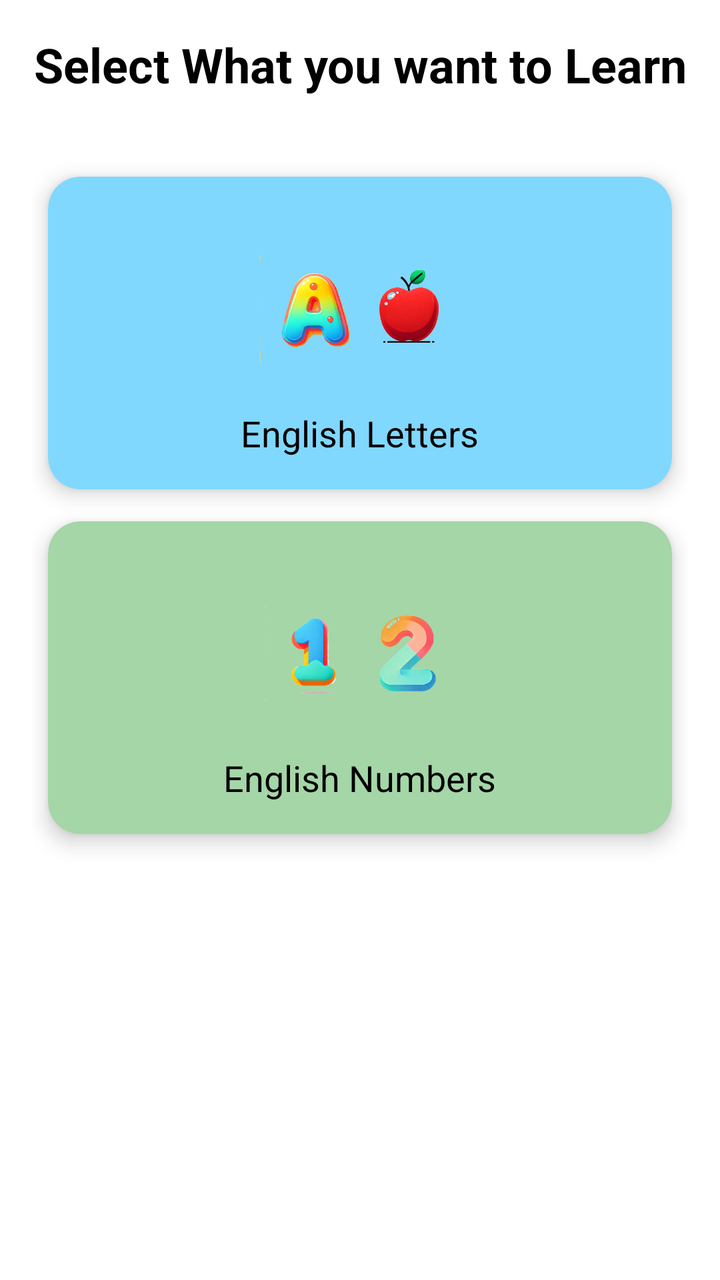
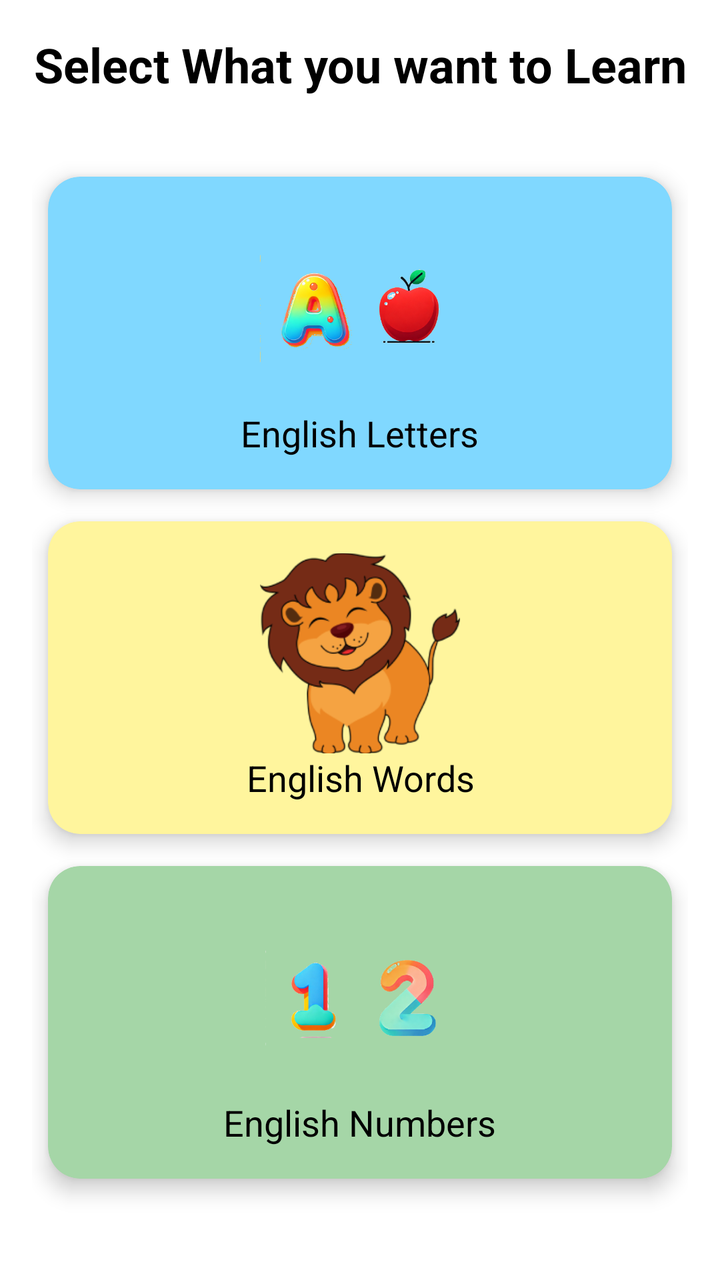

Screens rendered from an Android XML layout before and after an edit, with the pre-edit source and the edit as a unified diff.
<!-- AndroidManifest.xml: application theme Theme.LearnChild -->
<!-- res/layout/activity_select_english_learning_type.xml -->
<?xml version="1.0" encoding="utf-8"?>
<LinearLayout
    xmlns:android="http://schemas.android.com/apk/res/android"
    xmlns:app="http://schemas.android.com/apk/res-auto"
    xmlns:tools="http://schemas.android.com/tools"
    android:layout_width="match_parent"
    android:layout_height="match_parent"
    android:orientation="vertical"
    android:background="@color/white"
    tools:context=".activities.child.ChildDashboard">

    
    <TextView
        android:id="@+id/tvTitle"
        android:layout_width="match_parent"
        android:layout_height="wrap_content"
        android:text="Select What you want to Learn"
        android:textSize="24sp"
        android:textStyle="bold"
        android:gravity="center"
        android:padding="16dp"
        android:textColor="@color/black"/>

    
    <LinearLayout
        android:id="@+id/gridLayout"
        android:layout_width="match_parent"
        android:layout_height="0dp"
        android:layout_weight="1"
        android:orientation="vertical"
        android:padding="16dp">

        
        <androidx.cardview.widget.CardView
            android:id="@+id/letters_card"
            android:layout_width="match_parent"
            android:layout_height="wrap_content"
            android:layout_margin="8dp"
            app:cardCornerRadius="16dp"
            app:cardElevation="6dp"


            app:cardBackgroundColor="@color/light_blue">

            <LinearLayout
                android:layout_width="match_parent"
                android:layout_height="wrap_content"
                android:orientation="vertical"
                android:gravity="center"
                android:padding="16dp">

                <ImageButton
                    android:id="@+id/btnEnglish"
                    android:layout_width="100dp"
                    android:layout_height="100dp"
                    android:background="?attr/selectableItemBackgroundBorderless"
                    android:scaleType="centerCrop"
                    android:src="@mipmap/en_letters"/>

                <TextView
                    android:layout_width="wrap_content"
                    android:layout_height="wrap_content"
                    android:text="English Letters"
                    android:textSize="18sp"
                    android:textColor="@color/black"
                    android:gravity="center"/>
            </LinearLayout>
        </androidx.cardview.widget.CardView>

        
        <androidx.cardview.widget.CardView
            android:id="@+id/numbers_card"
            android:layout_width="match_parent"
            android:layout_height="wrap_content"
            android:layout_margin="8dp"
            app:cardCornerRadius="16dp"
            app:cardElevation="6dp"


            app:cardBackgroundColor="@color/light_green">

            <LinearLayout
                android:layout_width="match_parent"
                android:layout_height="wrap_content"
                android:orientation="vertical"
                android:gravity="center"
                android:padding="16dp">

                <ImageButton
                    android:id="@+id/btnArabic"
                    android:layout_width="100dp"
                    android:layout_height="100dp"
                    android:background="?attr/selectableItemBackgroundBorderless"
                    android:scaleType="centerCrop"
                    android:src="@mipmap/en_numbers"/>

                <TextView
                    android:layout_width="wrap_content"
                    android:layout_height="wrap_content"
                    android:text="English Numbers"
                    android:textSize="18sp"
                    android:textColor="@color/black"
                    android:gravity="center"/>
            </LinearLayout>
        </androidx.cardview.widget.CardView>

        
        <androidx.cardview.widget.CardView
            android:layout_width="match_parent"
            android:layout_height="wrap_content"
            android:layout_margin="8dp"
            app:cardCornerRadius="16dp"
            app:cardElevation="6dp"
            android:layout_columnSpan="2"
            app:cardBackgroundColor="@color/light_yellow"/>

    </LinearLayout>

</LinearLayout>
<!-- resources referenced by this layout -->
<resources>
  <color name="black">#FF000000</color>
  <color name="light_blue">#80D8FF</color>
  <color name="light_green">#A5D6A7</color>
  <color name="light_yellow">#FFF59D</color>
  <color name="white">#FFFFFFFF</color>
  <!-- mipmap en_letters: png bitmap (mipmap-xxhdpi, 81642 bytes) -->
  <!-- mipmap en_numbers: png bitmap (mipmap-xxhdpi, 65702 bytes) -->
  <style name="Theme.LearnChild" parent="Base.Theme.LearnChild" />
  <style name="Base.Theme.LearnChild" parent="Theme.MaterialComponents.Light.DarkActionBar">
          
          <item name="colorPrimary">@color/secondary</item>
      </style>
  <color name="secondary">#C78FF3</color>
</resources>

<!-- the commit's change to res/layout/activity_select_english_learning_type.xml (unified diff, before → after) -->
@@ -67,6 +67,43 @@
             </LinearLayout>
         </androidx.cardview.widget.CardView>
 
+
+        <androidx.cardview.widget.CardView
+            android:id="@+id/words_card"
+            android:layout_width="match_parent"
+            android:layout_height="wrap_content"
+            android:layout_margin="8dp"
+            app:cardCornerRadius="16dp"
+            app:cardElevation="6dp"
+
+
+            app:cardBackgroundColor="@color/light_yellow">
+
+            <LinearLayout
+                android:layout_width="match_parent"
+                android:layout_height="wrap_content"
+                android:orientation="vertical"
+                android:gravity="center"
+                android:padding="16dp">
+
+                <ImageButton
+                    android:id="@+id/btnEnglishWord"
+                    android:layout_width="100dp"
+                    android:layout_height="100dp"
+                    android:background="?attr/selectableItemBackgroundBorderless"
+                    android:scaleType="centerCrop"
+                    android:src="@drawable/lion_picture"/>
+
+                <TextView
+                    android:layout_width="wrap_content"
+                    android:layout_height="wrap_content"
+                    android:text="English Words"
+                    android:textSize="18sp"
+                    android:textColor="@color/black"
+                    android:gravity="center"/>
+            </LinearLayout>
+        </androidx.cardview.widget.CardView>
+
         
         <androidx.cardview.widget.CardView
             android:id="@+id/numbers_card"
<!-- resource entries referenced after the edit -->
@@ -5,6 +5,7 @@
   <color name="light_green">#A5D6A7</color>
   <color name="light_yellow">#FFF59D</color>
   <color name="white">#FFFFFFFF</color>
+  <!-- drawable lion_picture: png bitmap (drawable, 18930 bytes) -->
   <!-- mipmap en_letters: png bitmap (mipmap-xxhdpi, 81642 bytes) -->
   <!-- mipmap en_numbers: png bitmap (mipmap-xxhdpi, 65702 bytes) -->
   <style name="Theme.LearnChild" parent="Base.Theme.LearnChild" />
